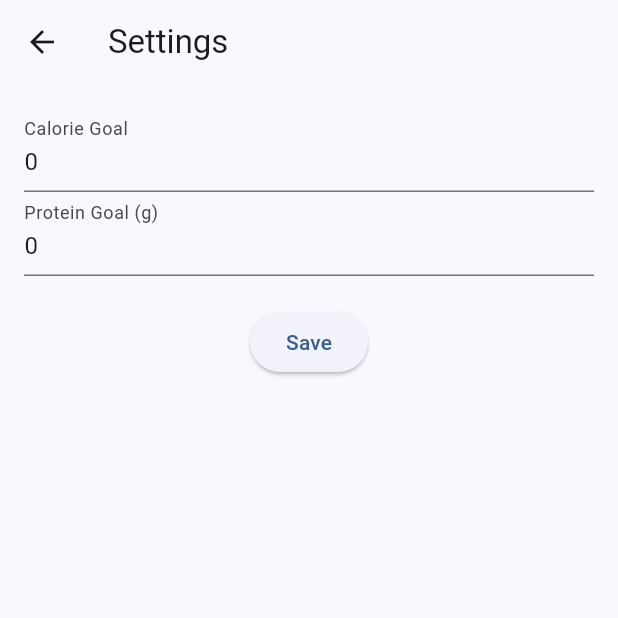
After one commit to maitto/macro_tracker, a Flutter app: the SettingsPage screen opened directly, on a phone screen of 412 x 824 dp, the top half of it. The commit adds this screen. Run offline on Flutter 3.47's test engine with Material 3 defaults, Android fonts, the phone set to English and light mode, and no system bars; our stand-ins replace shared_preferences; accounts and stored records are empty.

Commit message:
layout updates. Setting page init.

```diff
--- /dev/null
+++ b/calory_ai/lib/settings_page.dart
@@ -0,0 +1,73 @@
+import 'package:flutter/material.dart';
+import 'package:shared_preferences/shared_preferences.dart';
+
+class SettingsPage extends StatefulWidget {
+  @override
+  _SettingsPageState createState() => _SettingsPageState();
+}
+
+class _SettingsPageState extends State<SettingsPage> {
+  final TextEditingController _calorieGoalController = TextEditingController();
+  final TextEditingController _proteinGoalController = TextEditingController();
+
+  @override
+  void initState() {
+    super.initState();
+    _loadGoals();
+  }
+
+  Future<void> _loadGoals() async {
+    final prefs = await SharedPreferences.getInstance();
+    setState(() {
+      _calorieGoalController.text = (prefs.getInt('calorieGoal') ?? 0).toString();
+      _proteinGoalController.text = (prefs.getInt('proteinGoal') ?? 0).toString();
+    });
+  }
+
+  Future<void> _saveGoals() async {
+    final prefs = await SharedPreferences.getInstance();
+    await prefs.setInt('calorieGoal', int.parse(_calorieGoalController.text));
+    await prefs.setInt('proteinGoal', int.parse(_proteinGoalController.text));
+  }
+
+  @override
+  void dispose() {
+    _calorieGoalController.dispose();
+    _proteinGoalController.dispose();
+    super.dispose();
+  }
+
+  @override
+  Widget build(BuildContext context) {
+    return Scaffold(
+      appBar: AppBar(
+        title: Text('Settings'),
+      ),
+      body: Padding(
+        padding: const EdgeInsets.all(16.0),
+        child: Column(
+          children: [
+            TextField(
+              controller: _calorieGoalController,
+              decoration: InputDecoration(labelText: 'Calorie Goal'),
+              keyboardType: TextInputType.number,
+            ),
+            TextField(
+              controller: _proteinGoalController,
+              decoration: InputDecoration(labelText: 'Protein Goal (g)'),
+              keyboardType: TextInputType.number,
+            ),
+            SizedBox(height: 20),
+            ElevatedButton(
+              onPressed: () {
+                _saveGoals();
+                Navigator.of(context).pop();
+              },
+              child: Text('Save'),
+            ),
+          ],
+        ),
+      ),
+    );
+  }
+}
--- a/calory_ai/pubspec.yaml
+++ b/calory_ai/pubspec.yaml
@@ -36,6 +36,7 @@ dependencies:
   # Use with the CupertinoIcons class for iOS style icons.
   cupertino_icons: ^1.0.6
   shared_preferences: ^2.2.3
+  intl: ^0.19.0
 
 dev_dependencies:
   flutter_test:
```
Also changed, not shown: calory_ai/lib/main.dart (+66 -17 lines), calory_ai/pubspec.lock.
